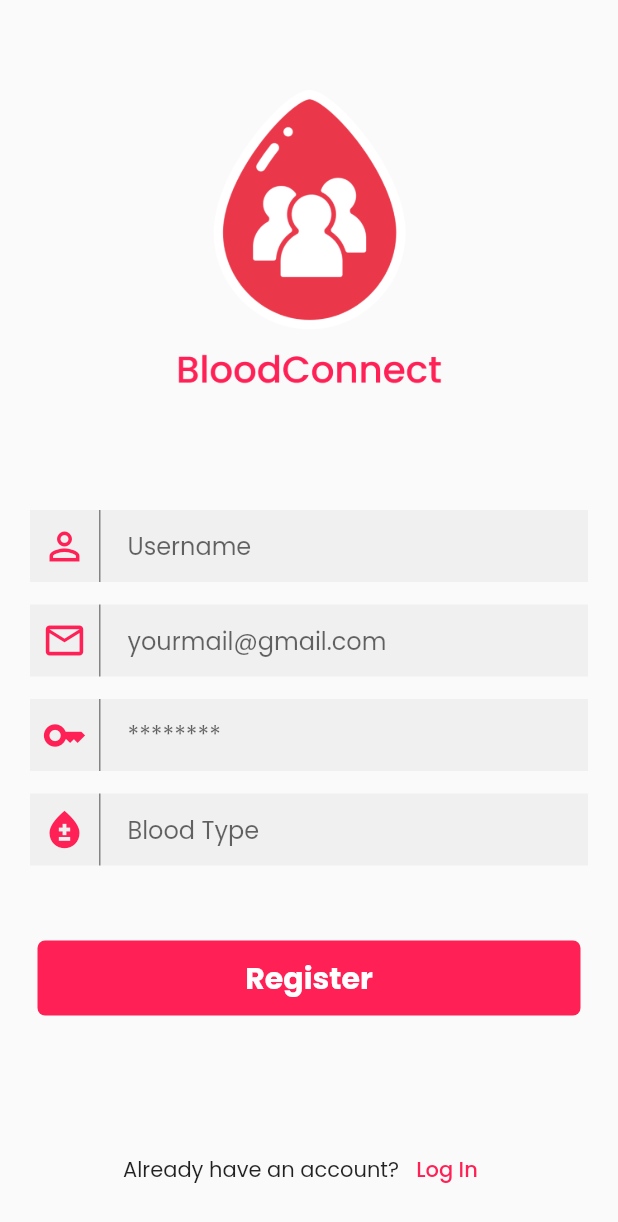
After one commit to BloodConnect-Team/Blood-Connect-Mobile-Apps, a Flutter app: the RegisterPage screen opened by its route, on a phone screen of 412 x 824 dp. The commit adds this screen. Shown: the top 1222 px of the screen. Run offline on Flutter 3.47's test engine with Material 2 defaults, Android fonts, the phone set to English and light mode, and no system bars; our stand-ins replace flutter_onboarding_slider, go_router, google_fonts.

Commit message:
update Login & Register

```diff
--- a/lib/common/routes.dart
+++ b/lib/common/routes.dart
@@ -1,4 +1,6 @@
+import 'package:bloodconnect/pages/login_page.dart';
 import 'package:bloodconnect/pages/onboarding_page.dart';
+import 'package:bloodconnect/pages/register_page.dart';
 import 'package:bloodconnect/pages/splash_screen.dart';
 import 'package:flutter/material.dart';
 import 'package:go_router/go_router.dart';
@@ -13,14 +15,29 @@ final GoRouter routes = GoRouter(
       },
     ),
     GoRoute(
-      path: '/onboarding',
-      name: "onboarding",
-      builder: (BuildContext context, GoRouterState state) {
-        return onBoardingPage();
-      },
-    ),
+        path: '/',
+        name: "onboarding",
+        builder: (BuildContext context, GoRouterState state) {
+          return onBoardingPage();
+        },
+        routes: [
+          GoRoute(
+            path: 'login',
+            name: 'login',
+            builder: (BuildContext context, GoRouterState state) {
+              return LoginPage();
+            },
+          ),
+          GoRoute(
+            path: 'register',
+            name: 'register',
+            builder: (BuildContext context, GoRouterState state) {
+              return RegisterPage();
+            },
+          ),
+        ]),
   ],
-  initialLocation: "/onboarding",
+  initialLocation: "/;",
   debugLogDiagnostics: true,
   routerNeglect: true,
 );
--- /dev/null
+++ b/lib/pages/register_page.dart
@@ -0,0 +1,168 @@
+import 'package:bloodconnect/const/color.dart';
+import 'package:flutter/material.dart';
+import 'package:flutter/src/widgets/framework.dart';
+import 'package:flutter/src/widgets/placeholder.dart';
+
+class RegisterPage extends StatelessWidget {
+  const RegisterPage({super.key});
+
+  @override
+  Widget build(BuildContext context) {
+    return Scaffold(
+      body: Container(
+        padding: EdgeInsets.all(20),
+        child: Column(
+          children: [
+            Expanded(
+              child: Column(
+                children: [
+                  SizedBox(height: 40),
+                  Image.asset(
+                    "assets/img/logo1.png",
+                    height: 200,
+                  ),
+                  SizedBox(height: 80),
+                  TextField(
+                    decoration: InputDecoration(
+                        hintText: "Username",
+                        filled: true,
+                        border: InputBorder.none,
+                        prefixIcon: Container(
+                          margin: EdgeInsets.only(right: 8),
+                          decoration: BoxDecoration(
+                            border: Border(
+                                right: BorderSide(color: Colors.black45)),
+                          ),
+                          child: Container(
+                            margin: EdgeInsets.symmetric(horizontal: 8),
+                            child: Icon(
+                              Icons.person_outline,
+                              color: PrimaryColor,
+                              size: 30,
+                            ),
+                          ),
+                        ),
+                        prefix: VerticalDivider(
+                          width: 10,
+                          color: Colors.amber,
+                        )),
+                  ),
+                  SizedBox(height: 15),
+                  TextField(
+                    decoration: InputDecoration(
+                        hintText: "yourmail@gmail.com",
+                        filled: true,
+                        border: InputBorder.none,
+                        prefixIcon: Container(
+                          margin: EdgeInsets.only(right: 8),
+                          decoration: BoxDecoration(
+                            border: Border(
+                                right: BorderSide(color: Colors.black45)),
+                          ),
+                          child: Container(
+                            margin: EdgeInsets.symmetric(horizontal: 8),
+                            child: Icon(
+                              Icons.email_outlined,
+                              color: PrimaryColor,
+                              size: 30,
+                            ),
+                          ),
+                        ),
+                        prefix: VerticalDivider(
+                          width: 10,
+                          color: Colors.amber,
+                        )),
+                  ),
+                  SizedBox(height: 15),
+                  TextField(
+                    decoration: InputDecoration(
+                        hintText: "********",
+                        filled: true,
+                        border: InputBorder.none,
+                        prefixIcon: Container(
+                          margin: EdgeInsets.only(right: 8),
+                          decoration: BoxDecoration(
+                            border: Border(
+                                right: BorderSide(color: Colors.black45)),
+                          ),
+                          child: Container(
+                            margin: EdgeInsets.symmetric(horizontal: 8),
+                            child: Icon(
+                              Icons.key,
+                              color: PrimaryColor,
+                              size: 30,
+                            ),
+                          ),
+                        ),
+                        prefix: VerticalDivider(
+                          width: 10,
+                          color: Colors.amber,
+                        )),
+                  ),
+                  SizedBox(height: 15),
+                  TextField(
+                    decoration: InputDecoration(
+                        hintText: "Blood Type",
+                        filled: true,
+                        border: InputBorder.none,
+                        prefixIcon: Container(
+                          margin: EdgeInsets.only(right: 8),
+                          decoration: BoxDecoration(
+                            border: Border(
+                                right: BorderSide(color: Colors.black45)),
+                          ),
+                          child: Container(
+                            margin: EdgeInsets.symmetric(horizontal: 8),
+                            child: Icon(
+                              Icons.bloodtype,
+                              color: PrimaryColor,
+                              size: 30,
+                            ),
+                          ),
+                        ),
+                        prefix: VerticalDivider(
+                          width: 10,
+                          color: Colors.amber,
+                        )),
+                  ),
+                  SizedBox(height: 50),
+                  InkWell(
+                    child: Container(
+                      height: 50,
+                      width: MediaQuery.of(context).size.width - 50,
+                      child: Center(
+                        child: Text(
+                          "Register",
+                          style: TextStyle(
+                              color: Colors.white,
+                              fontWeight: FontWeight.bold,
+                              fontSize: 20),
+                        ),
+                      ),
+                      decoration: BoxDecoration(
+                          color: PrimaryColor,
+                          borderRadius: BorderRadius.circular(5)),
+                    ),
+                  ),
+                ],
+              ),
+            ),
+            Row(
+              mainAxisAlignment: MainAxisAlignment.center,
+              children: [
+                Text("Already have an account?"),
+                TextButton(
+                  onPressed: () {},
+                  child: Text(
+                    "Log In",
+                    style: TextStyle(color: PrimaryColor),
+                  ),
+                )
+              ],
+            )
+          ],
+        ),
+      ),
+    );
+  }
+}
```
Also changed, not shown: lib/pages/login_page.dart (added, +122 -0 lines), lib/pages/onboarding_page.dart (+5 -3 lines), assets/img/logo1.png, lib/widgets/custom_text_field.dart (deleted).
